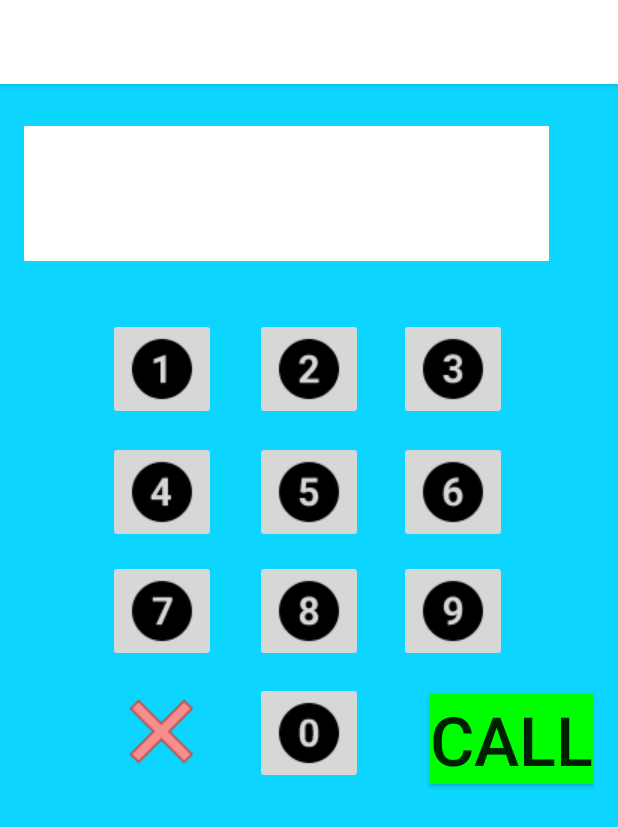
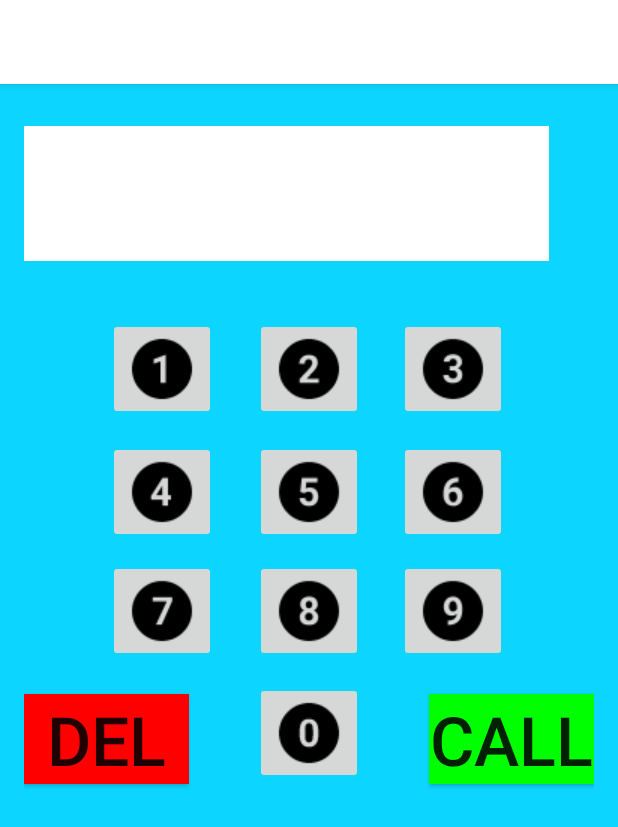
Before and after one commit to TheofilosThd/AppCom, an Android app: the screen it shows after launch (TelActivity), after a tap on an icon or button, on a phone screen of 412 x 824 dp. Shown: the top 827 px of the screen. Run offline under Robolectric (Android 15) with nearby library versions, the phone set to English and light mode, and no system bars.

Commit message:
telefteoPUSH tof

```diff
--- a/app/build.gradle
+++ b/app/build.gradle
@@ -13,6 +13,8 @@ android {
         testInstrumentationRunner "android.support.test.runner.AndroidJUnitRunner"
     }
     buildTypes {
+
+
         release {
             minifyEnabled false
             proguardFiles getDefaultProguardFile('proguard-android.txt'), 'proguard-rules.pro'
--- a/app/src/main/AndroidManifest.xml
+++ b/app/src/main/AndroidManifest.xml
@@ -8,6 +8,7 @@
          location permissions for the 'MyLocation' functionality.
     -->
     <uses-permission android:name="android.permission.ACCESS_FINE_LOCATION" />
+    <uses-permission android:name="android.permission.ACCESS_COARSE_LOCATION" />
     <uses-permission android:name="android.permission.CALL_PHONE" />
     <uses-permission android:name="android.permission.CAMERA" />
     <uses-permission android:name="android.permission.SEND_SMS" />
@@ -16,7 +17,7 @@
 
     <application
         android:allowBackup="true"
-        android:icon="@mipmap/ic_launcher"
+        android:icon="@drawable/grandfather"
         android:label="YAPAPUDES"
         android:supportsRtl="true"
         android:theme="@style/AppTheme">
@@ -46,7 +47,7 @@
         <activity android:name=".SmsActivity" />
         <activity android:name=".SendSmsActivity" />
         <activity android:name=".TelActivity" />
-        <activity android:name=".addContact"></activity>
+        <activity android:name=".MedicineActivity"></activity>
     </application>
 
 </manifest>
--- a/app/src/main/java/com/example/teo/appcom/MainActivity.java
+++ b/app/src/main/java/com/example/teo/appcom/MainActivity.java
@@ -1,16 +1,16 @@
 package com.example.teo.appcom;
 
-import android.app.AlertDialog;
-import android.content.DialogInterface;
+
 import android.content.Intent;
-import android.content.pm.PackageManager;
-import android.hardware.Camera;
-import android.net.Uri;
 import android.support.v7.app.AppCompatActivity;
 import android.os.Bundle;
-import android.util.Log;
+import android.text.Html;
 import android.view.View;
 import android.widget.ImageButton;
+import java.text.SimpleDateFormat;
+import java.util.Calendar;
+import java.util.Locale;
+import java.util.TimeZone;
 
 public class MainActivity extends AppCompatActivity {
 
@@ -19,6 +19,7 @@ public class MainActivity extends AppCompatActivity {
     private ImageButton map_btn;
     private ImageButton sos_btn;
     private ImageButton con_btn;
+    private ImageButton med_btn;
 
     @Override
     protected void onCreate(Bundle savedInstanceState) {
@@ -30,6 +31,18 @@ public class MainActivity extends AppCompatActivity {
         map_btn = (ImageButton) findViewById(R.id.map_btn);
         sos_btn = (ImageButton) findViewById(R.id.torch_btn);
         con_btn = (ImageButton) findViewById(R.id.con_btn);
+        med_btn = (ImageButton) findViewById(R.id.med_btn);
+
+
+
+        Calendar c = Calendar.getInstance(TimeZone.getTimeZone("GMT"),Locale.getDefault());
+        SimpleDateFormat df = new SimpleDateFormat("  dd/MM/yyyy HH:mm ");
+        String currentDate = df.format(c.getTime());
+
+
+
+
+        getSupportActionBar().setTitle((Html.fromHtml("<font color=\"#000000\" >" +currentDate + "</font>")));
 
 
         tel_btn.setOnClickListener(new View.OnClickListener() {
@@ -77,6 +90,13 @@ public class MainActivity extends AppCompatActivity {
             }
         });
 
+        med_btn.setOnClickListener(new View.OnClickListener() {
+            @Override
+            public void onClick(View view) {
+                Intent i = new Intent(MainActivity.this,MedicineActivity.class);
+                startActivity(i);
+            }
+        });
 
     }
 
--- a/app/src/main/java/com/example/teo/appcom/TelActivity.java
+++ b/app/src/main/java/com/example/teo/appcom/TelActivity.java
@@ -15,8 +15,8 @@ import android.widget.Toast;
 public class TelActivity extends AppCompatActivity {
 
     private TextView telephone_input;
-    private ImageButton n0_btn,n1_btn,n2_btn,n3_btn,n4_btn,n5_btn,n6_btn,n7_btn,n8_btn,n9_btn,delete_btn;
-    private Button call_btn;
+    private ImageButton n0_btn,n1_btn,n2_btn,n3_btn,n4_btn,n5_btn,n6_btn,n7_btn,n8_btn,n9_btn;
+    private Button call_btn,delete_btn;
     String tel_string="";
     @Override
     protected void onCreate(Bundle savedInstanceState) {
@@ -35,7 +35,7 @@ public class TelActivity extends AppCompatActivity {
         n8_btn =(ImageButton) findViewById(R.id.n8_btn);
         n9_btn =(ImageButton) findViewById(R.id.n9_btn);
         call_btn =(Button) findViewById(R.id.call_btn);
-        delete_btn = (ImageButton) findViewById(R.id.delete_btn);
+        delete_btn = (Button) findViewById(R.id.delete_btn);
 
         telephone_input.setTypeface(null, Typeface.BOLD_ITALIC);
         telephone_input.setTextSize(53);
@@ -140,7 +140,7 @@ public class TelActivity extends AppCompatActivity {
     }
 
     public String deleteLast(String tel){
-        if(tel!=null)
+        if(tel!=null && tel_string!=null)
         {
             tel = tel.substring(0,tel.length()-1);
         }
--- a/app/src/main/res/layout/activity_main.xml
+++ b/app/src/main/res/layout/activity_main.xml
@@ -10,6 +10,8 @@
     android:paddingRight="@dimen/activity_horizontal_margin"
     android:paddingTop="@dimen/activity_vertical_margin"
     tools:context="com.example.teo.appcom.MainActivity">
+
+
 
     <ImageButton
         android:background="@null"
@@ -74,4 +76,5 @@
         android:layout_alignParentBottom="true"
         android:layout_alignLeft="@+id/sms_btn"
         android:layout_alignStart="@+id/sms_btn" />
+
 </RelativeLayout>
--- a/app/src/main/res/layout/activity_tel.xml
+++ b/app/src/main/res/layout/activity_tel.xml
@@ -127,21 +127,17 @@
         android:id="@+id/call_btn"
         android:layout_alignBottom="@+id/n0_btn"
         android:layout_alignParentRight="true"
-        android:layout_alignParentEnd="true"
-        tools:ignore="HardcodedText" />
+        android:layout_alignParentEnd="true" />
 
-    <ImageButton
-        android:background="@null"
-        android:layout_width="wrap_content"
-        android:layout_height="wrap_content"
-        app:srcCompat="@drawable/delete"
+    <Button
+        android:text="DEL"
+        android:background="#ff0000"
+        android:textSize="45dp"
+        android:layout_width="110dp"
+        android:layout_height="60dp"
         android:id="@+id/delete_btn"
-        android:layout_alignTop="@+id/call_btn"
-        android:layout_alignLeft="@+id/n7_btn"
-        android:layout_alignStart="@+id/n7_btn"
-        android:layout_marginLeft="9dp"
-        android:layout_marginStart="9dp"
-        android:contentDescription=""
-        tools:ignore="ContentDescription" />
+        android:layout_alignBottom="@+id/n0_btn"
+        android:layout_alignParentLeft="true"
+        android:layout_alignParentStart="true" />
 
 </RelativeLayout>
--- a/app/src/main/res/values/styles.xml
+++ b/app/src/main/res/values/styles.xml
@@ -3,10 +3,13 @@
     <!-- Base application theme. -->
     <style name="AppTheme" parent="Theme.AppCompat.Light.DarkActionBar">
         <!-- Customize your theme here. -->
-        <item name="colorPrimary">@color/colorPrimary</item>
+        <item name="colorPrimary">@color/white</item>
         <item name="colorPrimaryDark">@color/colorPrimaryDark</item>
         <item name="colorAccent">@color/colorAccent</item>
         <item name="android:windowBackground">@color/bg</item>
+
     </style>
 
+
+
 </resources>
```
Also changed, not shown: app/src/main/java/com/example/teo/appcom/MapsActivity.java (+18 -4 lines), app/src/main/java/com/example/teo/appcom/MedicineActivity.java (added, +43 -0 lines), app/src/main/res/layout/activity_medicine.xml (added, +26 -0 lines).
